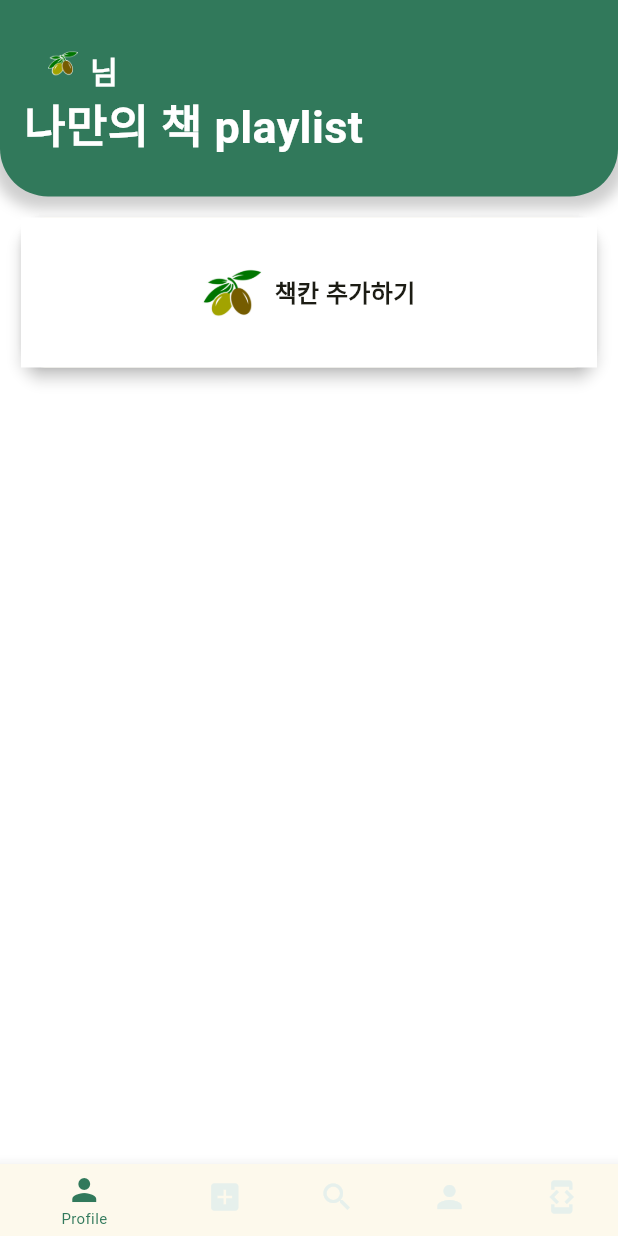
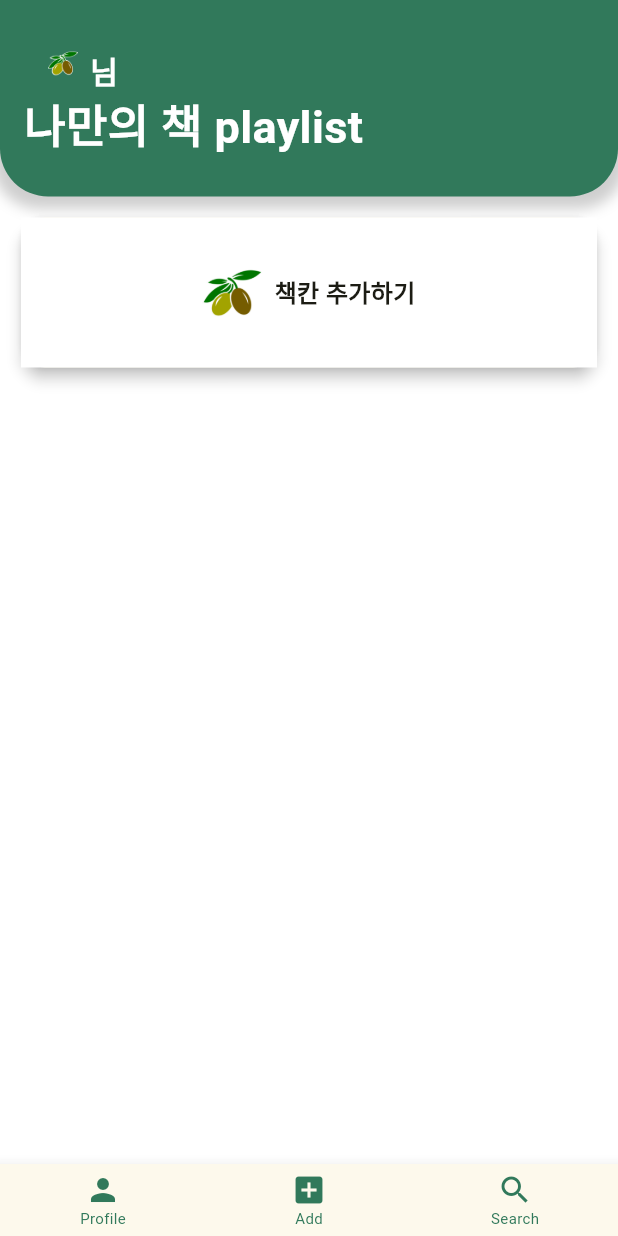
Before and after one commit to eunbeen-hong/2023Madcamp-Week4, a Flutter app: the MyHomePage screen opened directly, on a phone screen of 412 x 824 dp. Run offline on Flutter 3.47's test engine with Material 2 defaults, Android fonts, the phone set to English and light mode, and no system bars; our stand-ins replace camera, image_picker, permission_handler, youtube_player_flutter; missing offline and left inert: google_mlkit_text_recognition; accounts and stored records are empty.

Commit message:
바텀네비게이터 정리

```diff
--- a/olive_front/lib/pages/my_home_page.dart
+++ b/olive_front/lib/pages/my_home_page.dart
@@ -72,6 +72,7 @@ class _MyHomePageState extends State<MyHomePage> {
         //color: Color(0xffe3e3e3),
         child: PageView(
           controller: _pageController,
+          physics: NeverScrollableScrollPhysics(), // 스와이프 막기
           children: _widgetOptions,
           onPageChanged: _onPageChanged,
         ),
@@ -93,18 +94,10 @@ class _MyHomePageState extends State<MyHomePage> {
               icon: Icon(Icons.search),
               label: 'Search',
             ),
-            BottomNavigationBarItem(
-              icon: Icon(Icons.person),
-              label: 'Profile',
-            ),
-            BottomNavigationBarItem(
-              icon: Icon(Icons.developer_mode),
-              label: 'Dev Tools',
-            )
           ],
           currentIndex: _selectedIndex,
           selectedItemColor: Color(0xff31795B),
-          unselectedItemColor: Color(0xffE6F0EC),
+          unselectedItemColor: Color(0xff31795B),
           onTap: _onItemTapped,
           selectedFontSize: 10.0, // 선택된 아이템의 텍스트 크기 설정
           unselectedFontSize: 10.0, // 선택되지 않은 아이템의 텍스트 크기 설정
```
